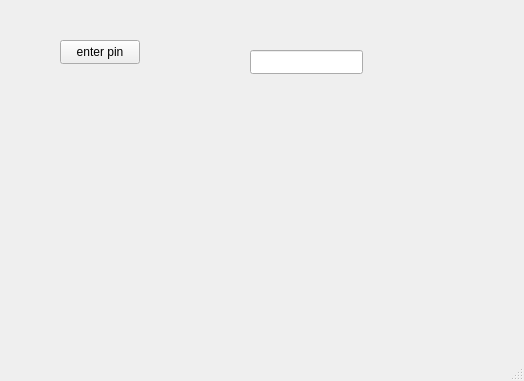
First picture: the form in frontend/mainwindow.ui, repository matiasKoo/BankSim_2023, before the edit.
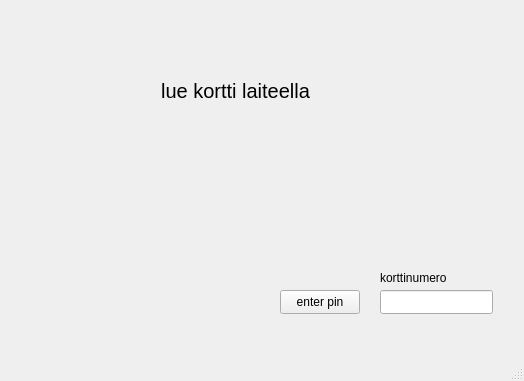
Second picture: the form after the edit. The open tabs and pages were chosen to show the change.

Commit message: pientä viilausta

What changed in the file:
```diff
--- a/frontend/mainwindow.ui
+++ b/frontend/mainwindow.ui
@@ -30,8 +30,8 @@
      <widget class="QPushButton" name="pushButton">
       <property name="geometry">
        <rect>
-        <x>60</x>
-        <y>40</y>
+        <x>280</x>
+        <y>290</y>
         <width>80</width>
         <height>24</height>
        </rect>
@@ -43,13 +43,47 @@
      <widget class="QLineEdit" name="cardNumLineEdit">
       <property name="geometry">
        <rect>
-        <x>250</x>
-        <y>50</y>
+        <x>380</x>
+        <y>290</y>
         <width>113</width>
         <height>24</height>
        </rect>
       </property>
      </widget>
+     <widget class="QLabel" name="label_4">
+      <property name="geometry">
+       <rect>
+        <x>380</x>
+        <y>270</y>
+        <width>81</width>
+        <height>16</height>
+       </rect>
+      </property>
+      <property name="text">
+       <string>korttinumero</string>
+      </property>
+     </widget>
+     <widget class="QLabel" name="startPageinfo">
+      <property name="geometry">
+       <rect>
+        <x>150</x>
+        <y>60</y>
+        <width>171</width>
+        <height>61</height>
+       </rect>
+      </property>
+      <property name="font">
+       <font>
+        <pointsize>15</pointsize>
+       </font>
+      </property>
+      <property name="text">
+       <string>lue kortti laiteella</string>
+      </property>
+      <property name="alignment">
+       <set>Qt::AlignCenter</set>
+      </property>
+     </widget>
     </widget>
     <widget class="QWidget" name="menuPage">
      <widget class="QPushButton" name="goToNostaPage">
```
Left out of the diff: 42 changed lines with no effect on the pictures. The commit also changes 2 other files.
